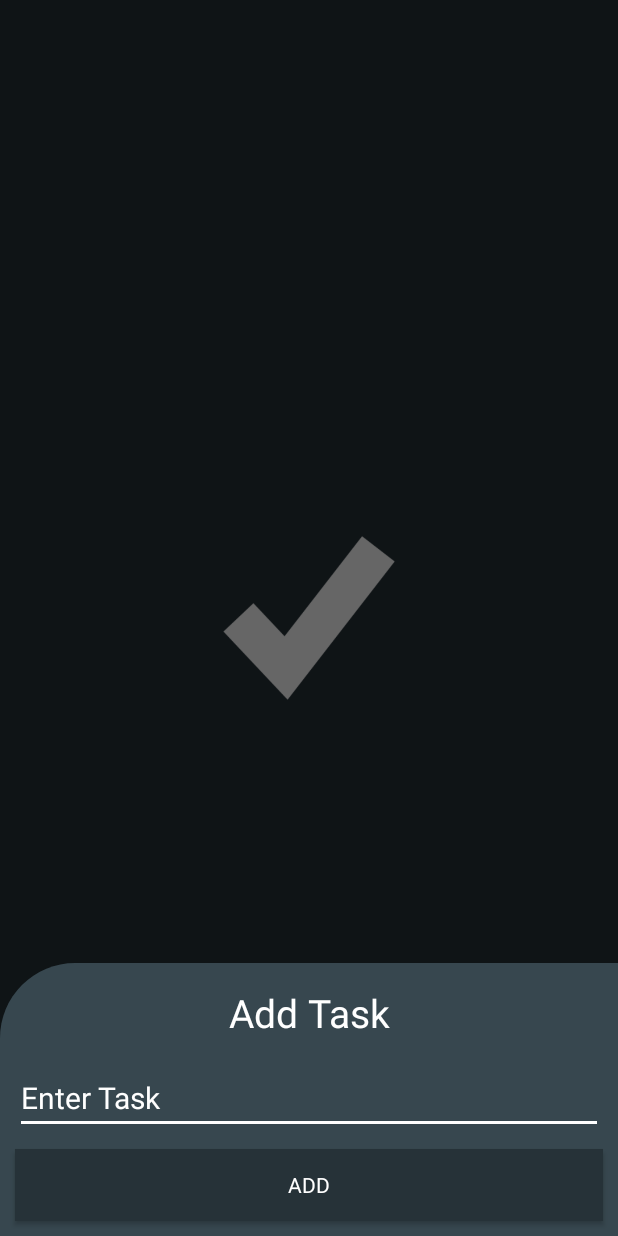
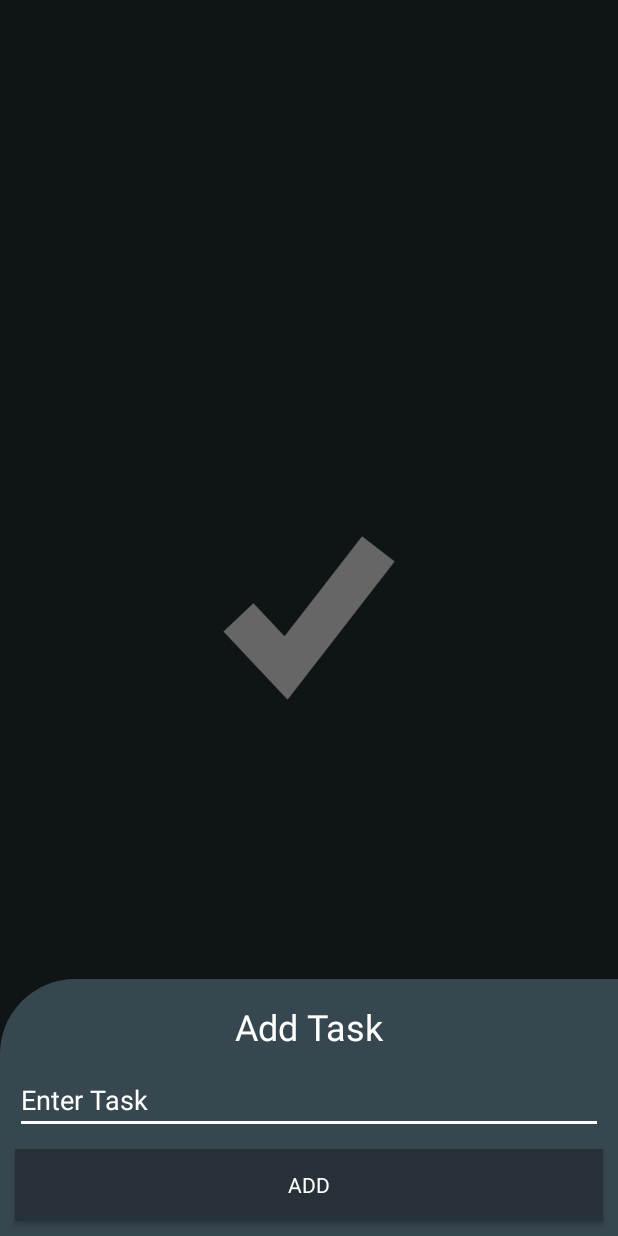
Before and after one commit to zurbaevi/android-to-do-list, an Android app: the AddTaskBottomSheetDialogFragment screen opened through its navigation route, on a phone screen of 412 x 824 dp. Run offline under Robolectric (Android 15) with nearby library versions, the phone set to English and light mode, and no system bars; Roboto replaces fonts that are not available here.

Commit message:
Minor improvements

```diff
--- a/app/src/main/res/layout/fragment_add_task_bottom_sheet_dialog.xml
+++ b/app/src/main/res/layout/fragment_add_task_bottom_sheet_dialog.xml
@@ -22,7 +22,7 @@
             android:gravity="center"
             android:text="@string/fragment_add_add_task"
             android:textColor="@color/white"
-            android:textSize="26sp"
+            android:textSize="24sp"
             tools:ignore="TextContrastCheck" />
 
         <EditText
@@ -31,7 +31,7 @@
             android:layout_height="wrap_content"
             android:layout_below="@id/textAddTitle"
             android:layout_marginHorizontal="10dp"
-            android:layout_marginTop="15dp"
+            android:layout_marginTop="10dp"
             android:backgroundTint="@color/white"
             android:fontFamily="@font/didact_gothic"
             android:hint="@string/fragment_add_enter_task"
@@ -39,7 +39,7 @@
             android:inputType="text"
             android:textColor="@color/white"
             android:textColorHint="@color/white"
-            android:textSize="20sp"
+            android:textSize="18sp"
             tools:ignore="TouchTargetSizeCheck,TextContrastCheck" />
 
         <Button
--- a/app/src/main/res/layout/fragment_task.xml
+++ b/app/src/main/res/layout/fragment_task.xml
@@ -37,7 +37,7 @@
                 android:fontFamily="@font/didact_gothic"
                 android:textColor="@color/white"
                 tools:ignore="TextContrastCheck"
-                tools:text="21 tasks" />
+                tools:text="21 task(s)" />
 
         </RelativeLayout>
 
--- a/app/src/main/res/layout/fragment_update_task_bottom_sheet_dialog.xml
+++ b/app/src/main/res/layout/fragment_update_task_bottom_sheet_dialog.xml
@@ -22,7 +22,7 @@
             android:gravity="center"
             android:text="@string/fragment_update_update_task"
             android:textColor="@color/white"
-            android:textSize="26sp"
+            android:textSize="24sp"
             tools:ignore="TextContrastCheck" />
 
         <EditText
--- a/app/src/main/res/values/strings.xml
+++ b/app/src/main/res/values/strings.xml
@@ -1,5 +1,5 @@
 <resources>
-    <string name="app_name" translatable="false">To Do List</string>
+    <string name="app_name">To Do List</string>
     <string name="fragment_add_add">Add</string>
     <string name="fragment_add_enter_task">Enter Task</string>
     <string name="fragment_add_add_task">Add Task</string>
```
Also changed, not shown: 1 other file.
